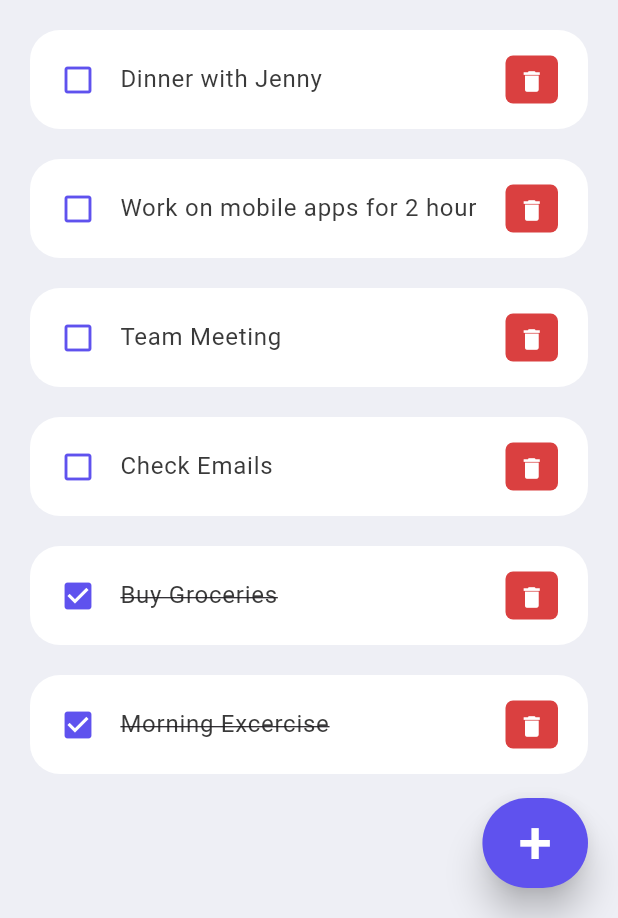
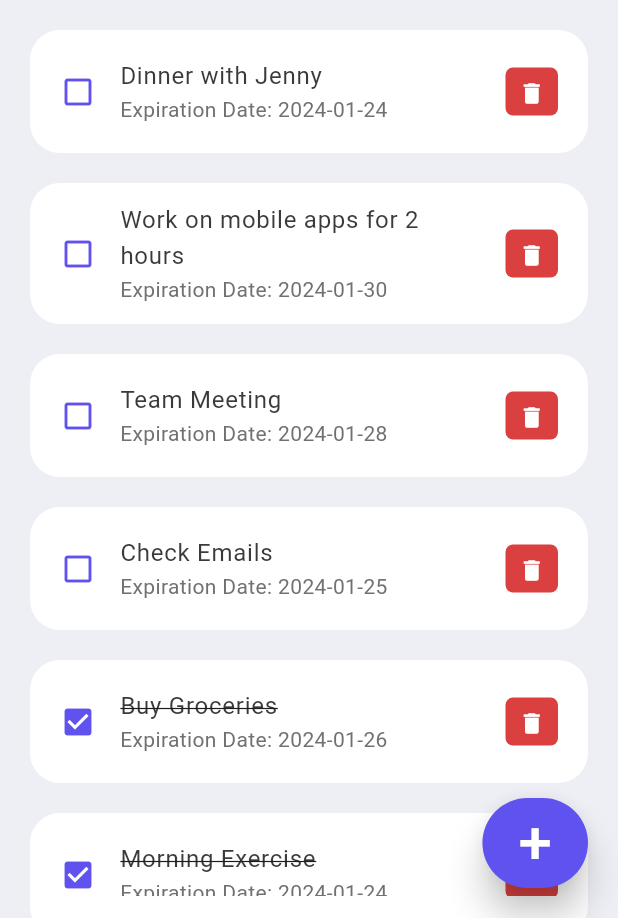
Before and after one commit to auperman-lab/todotask, a Flutter app: the screen it shows after launch, on a phone screen of 412 x 824 dp, the part 318-1236 px from its top. Run offline on Flutter 3.47's test engine with Material 3 defaults, Android fonts, the phone set to English and light mode, and no system bars.

Commit message:
added all the info to the todos

```diff
--- a/lib/model/todo.dart
+++ b/lib/model/todo.dart
@@ -1,22 +1,26 @@
 class ToDo {
   String? id;
   String? todoText;
+  String? description; // Add this line
+  DateTime? expirationDate; // Add this line
   bool isDone;
 
   ToDo({
     required this.id,
     required this.todoText,
+    this.description, // Add this line
+    this.expirationDate, // Add this line
     this.isDone = false,
   });
 
   static List<ToDo> todoList() {
     return [
-      ToDo(id: '01', todoText: 'Morning Excercise', isDone: true ),
-      ToDo(id: '02', todoText: 'Buy Groceries', isDone: true ),
-      ToDo(id: '03', todoText: 'Check Emails', ),
-      ToDo(id: '04', todoText: 'Team Meeting', ),
-      ToDo(id: '05', todoText: 'Work on mobile apps for 2 hour', ),
-      ToDo(id: '06', todoText: 'Dinner with Jenny', ),
+      ToDo(id: '01', todoText: 'Morning Exercise', isDone: true, description: 'Start the day with a workout', expirationDate: DateTime.now().add(Duration(days: 1))),
+      ToDo(id: '02', todoText: 'Buy Groceries', isDone: true, description: 'Milk, eggs, bread', expirationDate: DateTime.now().add(Duration(days: 3))),
+      ToDo(id: '03', todoText: 'Check Emails', expirationDate: DateTime.now().add(Duration(days: 2))),
+      ToDo(id: '04', todoText: 'Team Meeting', expirationDate: DateTime.now().add(Duration(days: 5))),
+      ToDo(id: '05', todoText: 'Work on mobile apps for 2 hours', description: 'Flutter project', expirationDate: DateTime.now().add(Duration(days: 7))),
+      ToDo(id: '06', todoText: 'Dinner with Jenny', expirationDate: DateTime.now().add(Duration(days: 1))),
     ];
   }
 }
--- a/lib/screens/home.dart
+++ b/lib/screens/home.dart
@@ -1,3 +1,4 @@
+import 'package:flutter/foundation.dart';
 import 'package:flutter/material.dart';
 
 import '../model/todo.dart';
@@ -7,7 +8,7 @@ import '../widgets/todo_item.dart';
 
 
 class Home extends StatefulWidget {
-  Home({Key? key}) : super(key: key);
+  const Home({Key? key}) : super(key: key);
 
   @override
   State<Home> createState() => _HomeState();
@@ -32,7 +33,7 @@ class _HomeState extends State<Home> {
       body: Stack(
         children: [
           Container(
-            padding: EdgeInsets.symmetric(
+            padding: const EdgeInsets.symmetric(
               horizontal: 20,
               vertical: 15,
             ),
@@ -43,11 +44,11 @@ class _HomeState extends State<Home> {
                   child: ListView(
                     children: [
                       Container(
-                        margin: EdgeInsets.only(
+                        margin: const EdgeInsets.only(
                           top: 50,
                           bottom: 20,
                         ),
-                        child: Text(
+                        child: const Text(
                           'All ToDos',
                           style: TextStyle(
                             fontSize: 30,
@@ -73,25 +74,25 @@ class _HomeState extends State<Home> {
               alignment: Alignment.bottomRight,
               children: [
                 Container(
-                  margin: EdgeInsets.only(
+                  margin: const EdgeInsets.only(
                     bottom: 20,
                     right: 20,
                   ),
                   child: ElevatedButton(
-                    child: Text(
+                    onPressed: () {
+                      _showAddTaskOverlay(context);
+                    },
+                    style: ElevatedButton.styleFrom(
+                      backgroundColor: tdBlue,
+                      minimumSize: const Size(60, 60),
+                      elevation: 10,
+                    ),
+                    child: const Text(
                       '+',
                       style: TextStyle(
                         fontSize: 40,
                         color: Colors.white
                       ),
-                    ),
-                    onPressed: () {
-                      _showAddTaskOverlay(context);
-                    },
-                    style: ElevatedButton.styleFrom(
-                      primary: tdBlue,
-                      minimumSize: Size(60, 60),
-                      elevation: 10,
                     ),
                   ),
                 ),
@@ -117,15 +118,19 @@ class _HomeState extends State<Home> {
     });
   }
 
-  void _addToDoItem(String toDo) {
+  // ignore: no_leading_underscores_for_local_identifiers
+  void _addToDoItem(String title, String _description, DateTime? expirationDate) {
     setState(() {
       todosList.add(ToDo(
         id: DateTime.now().millisecondsSinceEpoch.toString(),
-        todoText: toDo,
+        todoText: title,
+        description: _description,
+        expirationDate: expirationDate,
       ));
     });
     _todoController.clear();
   }
+
 
   void _showAddTaskOverlay(BuildContext context) {
     showModalBottomSheet(
@@ -134,8 +139,10 @@ class _HomeState extends State<Home> {
       builder: (BuildContext context) {
         return BottomSlideInput(
           onSubmit: (taskName, taskDescription, taskDate) {
-            print('Added task: $taskName, Description: $taskDescription, Date: $taskDate');
-            _addToDoItem(taskName);
+            if (kDebugMode) {
+              print('Added task: $taskName, Description: $taskDescription, Date: $taskDate');
+            }
+            _addToDoItem(taskName, taskDescription, taskDate);
             Navigator.pop(context); // Close the BottomSlideInput
           },
         );
@@ -163,16 +170,17 @@ class _HomeState extends State<Home> {
     });
   }
 
+
   Widget searchBox() {
     return Container(
-      padding: EdgeInsets.symmetric(horizontal: 15),
+      padding: const EdgeInsets.symmetric(horizontal: 15),
       decoration: BoxDecoration(
         color: Colors.white,
         borderRadius: BorderRadius.circular(20),
       ),
       child: TextField(
         onChanged: (value) => _runFilter(value),
-        decoration: InputDecoration(
+        decoration: const InputDecoration(
           contentPadding: EdgeInsets.all(0),
           prefixIcon: Icon(
             Icons.search,
@@ -196,12 +204,12 @@ class _HomeState extends State<Home> {
       backgroundColor: tdBGColor,
       elevation: 0,
       title: Row(mainAxisAlignment: MainAxisAlignment.spaceBetween, children: [
-        Icon(
+        const Icon(
           Icons.menu,
           color: tdBlack,
           size: 30,
         ),
-        Container(
+        SizedBox(
           height: 40,
           width: 40,
           child: ClipRRect(
--- a/lib/widgets/todo_item.dart
+++ b/lib/widgets/todo_item.dart
@@ -1,4 +1,5 @@
 import 'package:flutter/material.dart';
+import 'package:intl/intl.dart';
 
 import '../model/todo.dart';
 import '../constants/colors.dart';
@@ -21,7 +22,6 @@ class ToDoItem extends StatelessWidget {
       margin: EdgeInsets.only(bottom: 20),
       child: ListTile(
         onTap: () {
-          // print('Clicked on Todo Item.');
           onToDoChanged(todo);
         },
         shape: RoundedRectangleBorder(
@@ -41,6 +41,13 @@ class ToDoItem extends StatelessWidget {
             decoration: todo.isDone ? TextDecoration.lineThrough : null,
           ),
         ),
+        subtitle: Text(
+          'Expiration Date: ${DateFormat('yyyy-MM-dd').format(todo.expirationDate!)}',
+          style: TextStyle(
+            fontSize: 14,
+            color: tdGrey,
+          ),
+        ),
         trailing: Container(
           padding: EdgeInsets.all(0),
           margin: EdgeInsets.symmetric(vertical: 12),
@@ -55,7 +62,6 @@ class ToDoItem extends StatelessWidget {
             iconSize: 18,
             icon: Icon(Icons.delete),
             onPressed: () {
-              // print('Clicked on delete icon');
               onDeleteItem(todo.id);
             },
           ),
--- a/pubspec.yaml
+++ b/pubspec.yaml
@@ -29,6 +29,8 @@ environment:
 dependencies:
   flutter:
     sdk: flutter
+  intl: ^0.17.0
+
 
 
   # The following adds the Cupertino Icons font to your application.
```
Also changed, not shown: lib/widgets/todoDetailsPopup.dart (added), pubspec.lock.
